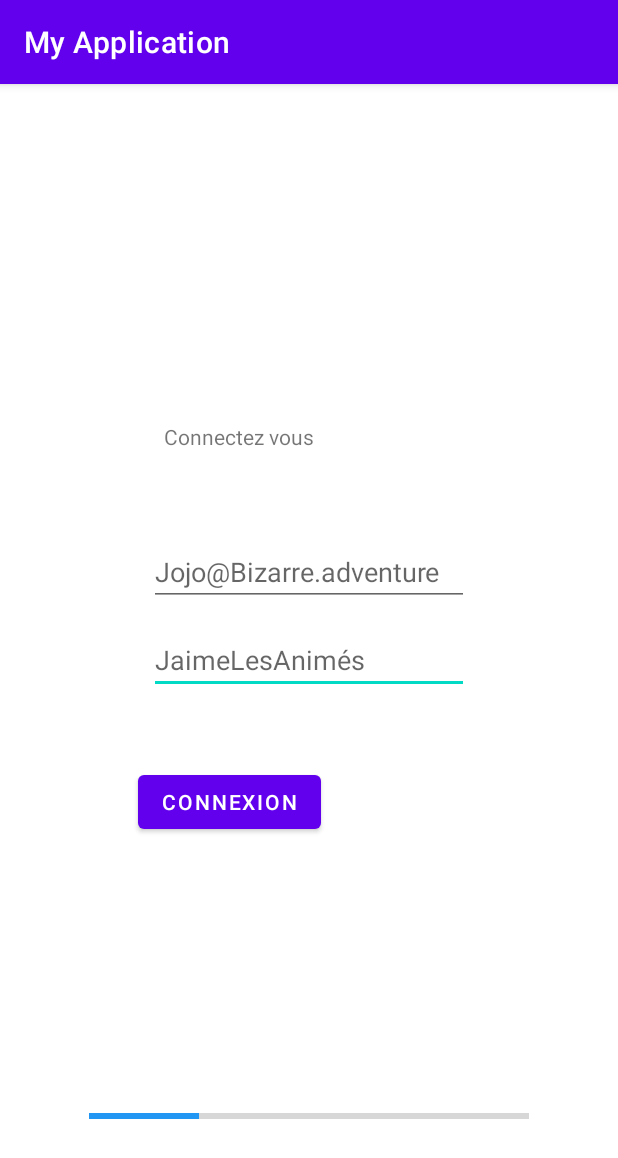
After one commit to Naramazuki/Projet_Java, an Android app: the Page_Menu screen opened directly, with no data from a screen before it, on a phone screen of 412 x 824 dp. The commit adds this screen. Shown: the top 1158 px of the screen. Run offline under Robolectric (Android 15) with nearby library versions, the phone set to English and light mode, and no system bars.

Commit message:
Ajout écran d'acceuil avec page de connexion

```diff
--- a/app/build.gradle
+++ b/app/build.gradle
@@ -26,6 +26,9 @@
         sourceCompatibility JavaVersion.VERSION_1_8
         targetCompatibility JavaVersion.VERSION_1_8
     }
+    buildFeatures {
+        viewBinding true
+    }
 }
 
 dependencies {
@@ -33,6 +36,9 @@
     implementation 'androidx.appcompat:appcompat:1.4.1'
     implementation 'com.google.android.material:material:1.5.0'
     implementation 'androidx.constraintlayout:constraintlayout:2.1.3'
+    implementation 'androidx.annotation:annotation:1.3.0'
+    implementation 'androidx.lifecycle:lifecycle-livedata-ktx:2.4.1'
+    implementation 'androidx.lifecycle:lifecycle-viewmodel-ktx:2.4.1'
     testImplementation 'junit:junit:4.13.2'
     androidTestImplementation 'androidx.test.ext:junit:1.1.3'
     androidTestImplementation 'androidx.test.espresso:espresso-core:3.4.0'
--- /dev/null
+++ b/app/src/main/java/com/example/myapplication/Page_Menu.java
@@ -0,0 +1,14 @@
+package com.example.myapplication;
+
+import android.os.Bundle;
+
+import androidx.appcompat.app.AppCompatActivity;
+
+public class Page_Menu extends AppCompatActivity {
+
+    @Override
+    protected void onCreate(Bundle savedInstanceState) {
+        super.onCreate(savedInstanceState);
+        setContentView(R.layout.activity_page_menu);
+    }
+}
--- /dev/null
+++ b/app/src/main/res/layout/activity_page_menu.xml
@@ -0,0 +1,70 @@
+<?xml version="1.0" encoding="utf-8"?>
+<androidx.constraintlayout.widget.ConstraintLayout xmlns:android="http://schemas.android.com/apk/res/android"
+    xmlns:app="http://schemas.android.com/apk/res-auto"
+    xmlns:tools="http://schemas.android.com/tools"
+    android:layout_width="match_parent"
+    android:layout_height="match_parent"
+    tools:context=".Page_Menu">
+
+    <EditText
+        android:id="@+id/editTextTextPassword"
+        android:layout_width="wrap_content"
+        android:layout_height="wrap_content"
+        android:ems="10"
+        android:hint="JaimeLesAnimés"
+        android:inputType="textPassword"
+        app:layout_constraintBottom_toBottomOf="parent"
+        app:layout_constraintEnd_toEndOf="parent"
+        app:layout_constraintStart_toStartOf="parent"
+        app:layout_constraintTop_toTopOf="parent" />
+
+    <EditText
+        android:id="@+id/editTextTextEmailAddress"
+        android:layout_width="wrap_content"
+        android:layout_height="wrap_content"
+        android:ems="10"
+        android:hint="Jojo@Bizarre.adventure"
+        android:inputType="textEmailAddress"
+        app:layout_constraintBottom_toBottomOf="parent"
+        app:layout_constraintEnd_toEndOf="parent"
+        app:layout_constraintStart_toStartOf="parent"
+        app:layout_constraintTop_toTopOf="parent"
+        app:layout_constraintVertical_bias="0.419" />
+
+    <ProgressBar
+        android:id="@+id/progressBar"
+        style="?android:attr/progressBarStyleHorizontal"
+        android:layout_width="293dp"
+        android:layout_height="8dp"
+        android:progress="25"
+        android:progressTint="#2196F3"
+        app:layout_constraintBottom_toBottomOf="parent"
+        app:layout_constraintEnd_toEndOf="parent"
+        app:layout_constraintHorizontal_bias="0.498"
+        app:layout_constraintStart_toStartOf="parent"
+        app:layout_constraintTop_toBottomOf="@+id/editTextTextPassword"
+        app:layout_constraintVertical_bias="0.785" />
+
+    <TextView
+        android:id="@+id/textView2"
+        android:layout_width="193dp"
+        android:layout_height="26dp"
+        android:text="Connectez vous"
+        app:layout_constraintBottom_toTopOf="@+id/editTextTextEmailAddress"
+        app:layout_constraintEnd_toEndOf="parent"
+        app:layout_constraintStart_toStartOf="parent"
+        app:layout_constraintTop_toTopOf="parent"
+        app:layout_constraintVertical_bias="0.814" />
+
+    <Button
+        android:id="@+id/button2"
+        android:layout_width="wrap_content"
+        android:layout_height="wrap_content"
+        android:text="Connexion"
+        app:layout_constraintBottom_toTopOf="@+id/progressBar"
+        app:layout_constraintEnd_toEndOf="parent"
+        app:layout_constraintHorizontal_bias="0.318"
+        app:layout_constraintStart_toStartOf="parent"
+        app:layout_constraintTop_toBottomOf="@+id/editTextTextPassword"
+        app:layout_constraintVertical_bias="0.209" />
+</androidx.constraintlayout.widget.ConstraintLayout>
--- /dev/null
+++ b/app/src/main/res/values-land/dimens.xml
@@ -0,0 +1,3 @@
+<resources>
+    <dimen name="activity_horizontal_margin">48dp</dimen>
+</resources>
--- /dev/null
+++ b/app/src/main/res/values-w1240dp/dimens.xml
@@ -0,0 +1,3 @@
+<resources>
+    <dimen name="activity_horizontal_margin">200dp</dimen>
+</resources>
--- /dev/null
+++ b/app/src/main/res/values-w600dp/dimens.xml
@@ -0,0 +1,3 @@
+<resources>
+    <dimen name="activity_horizontal_margin">48dp</dimen>
+</resources>
--- /dev/null
+++ b/app/src/main/res/values/dimens.xml
@@ -0,0 +1,5 @@
+<resources>
+    <!-- Default screen margins, per the Android Design guidelines. -->
+    <dimen name="activity_horizontal_margin">16dp</dimen>
+    <dimen name="activity_vertical_margin">16dp</dimen>
+</resources>
```
Also changed, not shown: app/src/main/AndroidManifest.xml (+11 -0 lines), app/src/main/java/com/example/myapplication/MainActivity.java (+25 -3 lines), app/src/main/res/layout-w1240dp/activity_menu.xml (added, +69 -0 lines), app/src/main/res/layout-w936dp/activity_menu.xml (added, +76 -0 lines), app/src/main/res/layout/activity_main.xml (+40 -1 lines), app/src/main/res/layout/activity_menu.xml (added, +69 -0 lines), app/src/main/res/values/strings.xml (+9 -0 lines).
